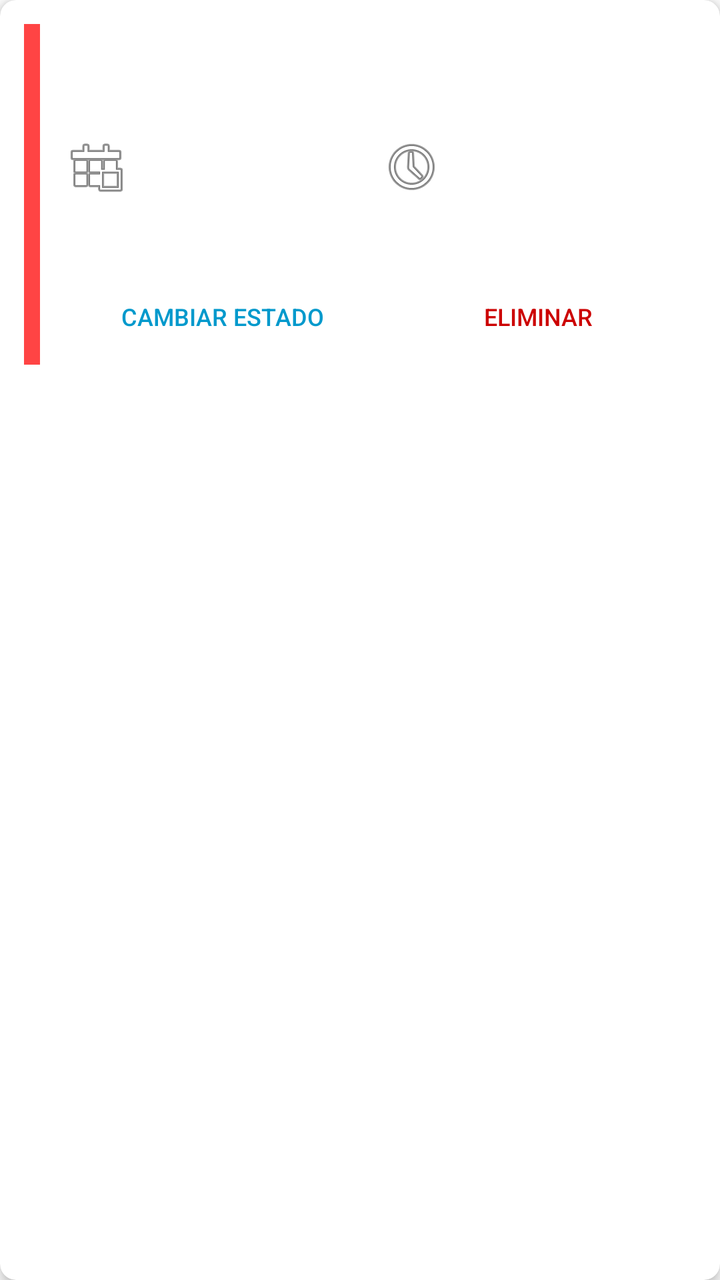
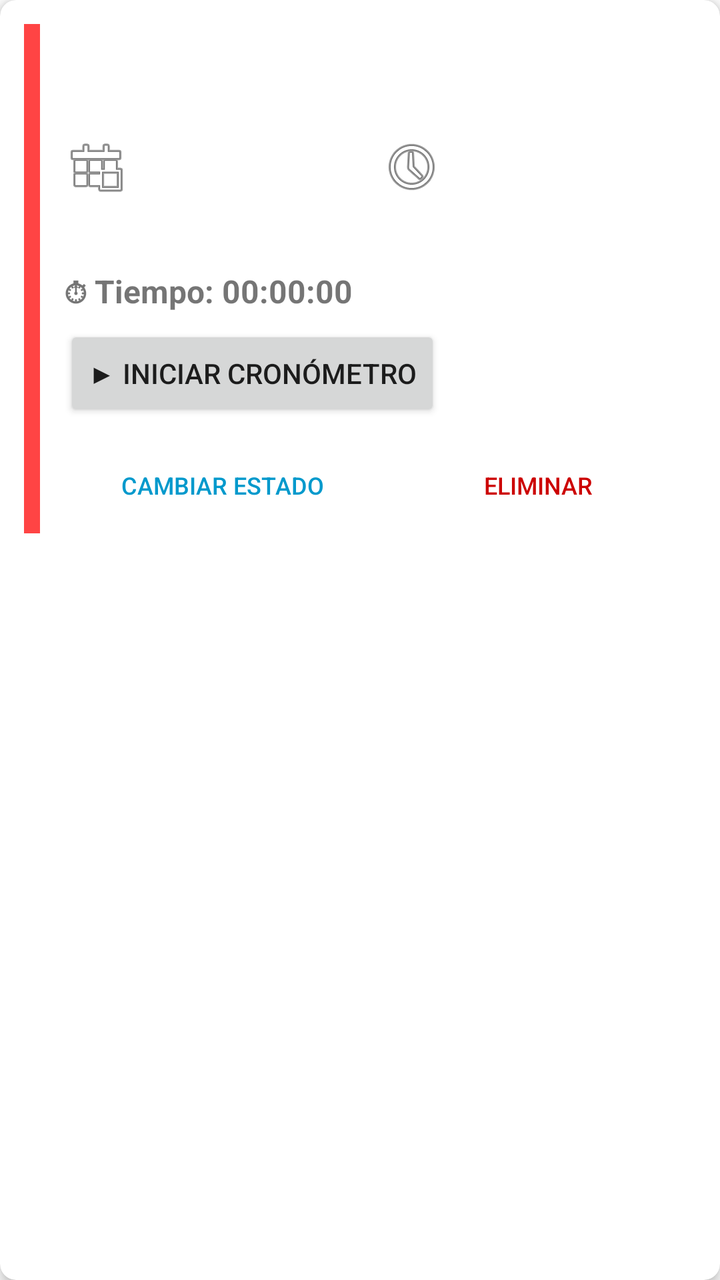

Screens rendered from an Android XML layout before and after an edit, with the pre-edit source and the edit as a unified diff.
<!-- AndroidManifest.xml: application theme Theme.GestionTareas -->
<!-- res/layout/item_tarea.xml -->
<?xml version="1.0" encoding="utf-8"?>
<androidx.cardview.widget.CardView xmlns:android="http://schemas.android.com/apk/res/android"
    xmlns:app="http://schemas.android.com/apk/res-auto"
    android:layout_width="match_parent"
    android:layout_height="wrap_content"
    android:layout_margin="8dp"
    app:cardCornerRadius="8dp"
    app:cardElevation="4dp">

    <LinearLayout
        android:layout_width="match_parent"
        android:layout_height="wrap_content"
        android:orientation="horizontal"
        android:padding="12dp">

        <View
            android:id="@+id/viewIndicadorColor"
            android:layout_width="8dp"
            android:layout_height="match_parent"
            android:layout_marginEnd="12dp"
            android:background="@android:color/holo_red_light" />

        <LinearLayout
            android:layout_width="0dp"
            android:layout_height="wrap_content"
            android:layout_weight="1"
            android:orientation="vertical">

            <TextView
                android:id="@+id/tvTitulo"
                android:layout_width="match_parent"
                android:layout_height="wrap_content"
                android:textSize="18sp"
                android:textStyle="bold" />

            <TextView
                android:id="@+id/tvDescripcion"
                android:layout_width="match_parent"
                android:layout_height="wrap_content"
                android:textSize="14sp"
                android:layout_marginTop="4dp" />

            <LinearLayout
                android:layout_width="match_parent"
                android:layout_height="wrap_content"
                android:orientation="horizontal"
                android:layout_marginTop="8dp">

                <TextView
                    android:id="@+id/tvFecha"
                    android:layout_width="0dp"
                    android:layout_height="wrap_content"
                    android:layout_weight="1"
                    android:textSize="12sp"
                    android:textColor="@android:color/darker_gray"
                    android:drawableStart="@android:drawable/ic_menu_today"
                    android:drawablePadding="4dp" />

                <TextView
                    android:id="@+id/tvHora"
                    android:layout_width="0dp"
                    android:layout_height="wrap_content"
                    android:layout_weight="1"
                    android:textSize="12sp"
                    android:textColor="@android:color/darker_gray"
                    android:drawableStart="@android:drawable/ic_menu_recent_history"
                    android:drawablePadding="4dp" />

            </LinearLayout>

            <TextView
                android:id="@+id/tvEstado"
                android:layout_width="match_parent"
                android:layout_height="wrap_content"
                android:textSize="14sp"
                android:textStyle="bold"
                android:layout_marginTop="8dp" />

            <LinearLayout
                android:layout_width="match_parent"
                android:layout_height="wrap_content"
                android:orientation="horizontal"
                android:layout_marginTop="8dp">

                <Button
                    android:id="@+id/btnCambiarEstado"
                    android:layout_width="0dp"
                    android:layout_height="wrap_content"
                    android:layout_weight="1"
                    android:text="Cambiar Estado"
                    style="?android:attr/borderlessButtonStyle"
                    android:textColor="@android:color/holo_blue_dark"
                    android:textSize="12sp" />

                <Button
                    android:id="@+id/btnEliminar"
                    android:layout_width="0dp"
                    android:layout_height="wrap_content"
                    android:layout_weight="1"
                    android:text="Eliminar"
                    style="?android:attr/borderlessButtonStyle"
                    android:textColor="@android:color/holo_red_dark"
                    android:textSize="12sp" />

            </LinearLayout>

        </LinearLayout>

    </LinearLayout>

</androidx.cardview.widget.CardView>
<!-- resources referenced by this layout -->
<resources>
  <style name="Theme.GestionTareas" parent="Theme.MaterialComponents.DayNight.DarkActionBar">
          
          <item name="colorPrimary">@color/purple_500</item>
          <item name="colorPrimaryDark">@color/purple_700</item>
          <item name="colorAccent">@color/teal_200</item>
  
          
          <item name="android:statusBarColor" tools:targetApi="l">?attr/colorPrimaryDark</item>
  
          
          <item name="windowActionBar">true</item>
          <item name="windowNoTitle">false</item>
      </style>
  <color name="purple_500">#FF6200EE</color>
  <color name="purple_700">#FF3700B3</color>
  <color name="teal_200">#FF03DAC5</color>
</resources>

<!-- the commit's change to res/layout/item_tarea.xml (unified diff, before → after) -->
@@ -37,34 +37,34 @@
                 android:id="@+id/tvDescripcion"
                 android:layout_width="match_parent"
                 android:layout_height="wrap_content"
-                android:textSize="14sp"
-                android:layout_marginTop="4dp" />
+                android:layout_marginTop="4dp"
+                android:textSize="14sp" />
 
             <LinearLayout
                 android:layout_width="match_parent"
                 android:layout_height="wrap_content"
-                android:orientation="horizontal"
-                android:layout_marginTop="8dp">
+                android:layout_marginTop="8dp"
+                android:orientation="horizontal">
 
                 <TextView
                     android:id="@+id/tvFecha"
                     android:layout_width="0dp"
                     android:layout_height="wrap_content"
                     android:layout_weight="1"
-                    android:textSize="12sp"
+                    android:drawableStart="@android:drawable/ic_menu_today"
+                    android:drawablePadding="4dp"
                     android:textColor="@android:color/darker_gray"
-                    android:drawableStart="@android:drawable/ic_menu_today"
-                    android:drawablePadding="4dp" />
+                    android:textSize="12sp" />
 
                 <TextView
                     android:id="@+id/tvHora"
                     android:layout_width="0dp"
                     android:layout_height="wrap_content"
                     android:layout_weight="1"
-                    android:textSize="12sp"
+                    android:drawableStart="@android:drawable/ic_menu_recent_history"
+                    android:drawablePadding="4dp"
                     android:textColor="@android:color/darker_gray"
-                    android:drawableStart="@android:drawable/ic_menu_recent_history"
-                    android:drawablePadding="4dp" />
+                    android:textSize="12sp" />
 
             </LinearLayout>
 
@@ -72,33 +72,53 @@
                 android:id="@+id/tvEstado"
                 android:layout_width="match_parent"
                 android:layout_height="wrap_content"
+                android:layout_marginTop="8dp"
                 android:textSize="14sp"
-                android:textStyle="bold"
-                android:layout_marginTop="8dp" />
+                android:textStyle="bold" />
+
+            
+
+            <TextView
+                android:id="@+id/tvTiempo"
+                android:layout_width="wrap_content"
+                android:layout_height="wrap_content"
+                android:layout_marginTop="8dp"
+                android:text="⏱ Tiempo: 00:00:00"
+                android:textSize="16sp"
+                android:textStyle="bold" />
+
+            
+
+            <Button
+                android:id="@+id/btnCronometro"
+                android:layout_width="wrap_content"
+                android:layout_height="wrap_content"
+                android:layout_marginTop="6dp"
+                android:text="▶ Iniciar Cronómetro" />
 
             <LinearLayout
                 android:layout_width="match_parent"
                 android:layout_height="wrap_content"
-                android:orientation="horizontal"
-                android:layout_marginTop="8dp">
+                android:layout_marginTop="8dp"
+                android:orientation="horizontal">
 
                 <Button
                     android:id="@+id/btnCambiarEstado"
+                    style="?android:attr/borderlessButtonStyle"
                     android:layout_width="0dp"
                     android:layout_height="wrap_content"
                     android:layout_weight="1"
                     android:text="Cambiar Estado"
-                    style="?android:attr/borderlessButtonStyle"
                     android:textColor="@android:color/holo_blue_dark"
                     android:textSize="12sp" />
 
                 <Button
                     android:id="@+id/btnEliminar"
+                    style="?android:attr/borderlessButtonStyle"
                     android:layout_width="0dp"
                     android:layout_height="wrap_content"
                     android:layout_weight="1"
                     android:text="Eliminar"
-                    style="?android:attr/borderlessButtonStyle"
                     android:textColor="@android:color/holo_red_dark"
                     android:textSize="12sp" />
 
